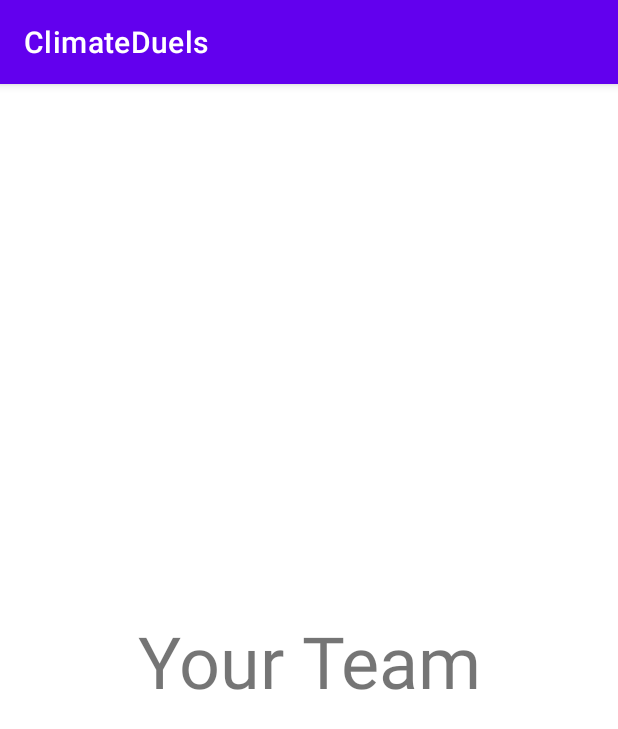
After one commit to AlexW00/climate-duels, an Android app: the PerformanceActivity screen opened directly, with no data from a screen before it, on a phone screen of 412 x 824 dp. The commit adds this screen. Shown: the top 729 px of the screen. Run offline under Robolectric (Android 15) with nearby library versions, the phone set to English and light mode, and no system bars.

Commit message:
Added: PerformanceActivity

```diff
--- a/app/build.gradle
+++ b/app/build.gradle
@@ -32,6 +32,9 @@ dependencies {
     implementation 'androidx.appcompat:appcompat:1.3.0'
     implementation 'com.google.android.material:material:1.4.0'
     implementation 'androidx.constraintlayout:constraintlayout:2.0.4'
+    implementation 'androidx.lifecycle:lifecycle-livedata-ktx:2.3.1'
+    implementation 'androidx.lifecycle:lifecycle-viewmodel-ktx:2.3.1'
+    implementation 'androidx.legacy:legacy-support-v4:1.0.0'
     testImplementation 'junit:junit:4.13.2'
     androidTestImplementation 'androidx.test.ext:junit:1.1.3'
     androidTestImplementation 'androidx.test.espresso:espresso-core:3.4.0'
--- a/app/src/main/AndroidManifest.xml
+++ b/app/src/main/AndroidManifest.xml
@@ -14,6 +14,9 @@
         android:theme="@style/Theme.ClimateDuels"
         tools:targetApi="31">
         <activity
+            android:name=".PerformanceActivity"
+            android:exported="false" />
+        <activity
             android:name=".CategoryChooserActivity"
             android:exported="false" />
         <activity
@@ -27,8 +30,7 @@
         </activity>
         <activity
             android:name=".MainActivity"
-            android:exported="false">
-        </activity>
+            android:exported="false"></activity>
     </application>
 
 </manifest>
--- /dev/null
+++ b/app/src/main/java/com/example/climateduels/PerformanceActivity.java
@@ -0,0 +1,20 @@
+package com.example.climateduels;
+
+import androidx.appcompat.app.AppCompatActivity;
+
+import android.os.Bundle;
+
+import com.example.climateduels.team.TeamFragment;
+
+public class PerformanceActivity extends AppCompatActivity {
+
+    @Override
+    protected void onCreate(Bundle savedInstanceState) {
+        super.onCreate(savedInstanceState);
+        setContentView(R.layout.activity_performance);
+        if (savedInstanceState == null) {
+            getSupportFragmentManager().beginTransaction().replace(R.id.container, TeamFragment.newInstance()).commitNow();
+            //getSupportFragmentManager().beginTransaction().replace(R.id.container, TeamFragment.newInstance()).commitNow();
+        }
+    }
+}
--- /dev/null
+++ b/app/src/main/java/com/example/climateduels/team/TeamFragment.java
@@ -0,0 +1,39 @@
+package com.example.climateduels.team;
+
+import androidx.lifecycle.ViewModelProvider;
+
+import android.os.Bundle;
+
+import androidx.annotation.NonNull;
+import androidx.annotation.Nullable;
+import androidx.fragment.app.Fragment;
+
+import android.view.LayoutInflater;
+import android.view.View;
+import android.view.ViewGroup;
+
+import com.example.climateduels.R;
+
+public class TeamFragment extends Fragment {
+
+    private TeamViewModel mViewModel;
+
+    public static TeamFragment newInstance() {
+        return new TeamFragment();
+    }
+
+    @Nullable
+    @Override
+    public View onCreateView(@NonNull LayoutInflater inflater, @Nullable ViewGroup container,
+                             @Nullable Bundle savedInstanceState) {
+        return inflater.inflate(R.layout.fragment_team, container, false);
+    }
+
+    @Override
+    public void onActivityCreated(@Nullable Bundle savedInstanceState) {
+        super.onActivityCreated(savedInstanceState);
+        mViewModel = new ViewModelProvider(this).get(TeamViewModel.class);
+        // TODO: Use the ViewModel
+    }
+
+}
--- /dev/null
+++ b/app/src/main/java/com/example/climateduels/team/TeamViewModel.java
@@ -0,0 +1,7 @@
+package com.example.climateduels.team;
+
+import androidx.lifecycle.ViewModel;
+
+public class TeamViewModel extends ViewModel {
+    // TODO: Implement the ViewModel
+}
--- /dev/null
+++ b/app/src/main/res/layout/activity_performance.xml
@@ -0,0 +1,7 @@
+<?xml version="1.0" encoding="utf-8"?>
+<FrameLayout xmlns:android="http://schemas.android.com/apk/res/android"
+    xmlns:tools="http://schemas.android.com/tools"
+    android:id="@+id/container"
+    android:layout_width="match_parent"
+    android:layout_height="match_parent"
+    tools:context=".PerformanceActivity" />
--- /dev/null
+++ b/app/src/main/res/layout/fragment_team.xml
@@ -0,0 +1,22 @@
+<?xml version="1.0" encoding="utf-8"?>
+<androidx.constraintlayout.widget.ConstraintLayout xmlns:android="http://schemas.android.com/apk/res/android"
+    xmlns:app="http://schemas.android.com/apk/res-auto"
+    xmlns:tools="http://schemas.android.com/tools"
+    android:id="@+id/team"
+    android:layout_width="match_parent"
+    android:layout_height="match_parent"
+    tools:context=".team.TeamFragment">
+
+    <TextView
+        android:id="@+id/message"
+        android:layout_width="wrap_content"
+        android:layout_height="wrap_content"
+        android:text="Your Team"
+        android:textAlignment="center"
+        android:textSize="48sp"
+        app:layout_constraintBottom_toBottomOf="parent"
+        app:layout_constraintEnd_toEndOf="parent"
+        app:layout_constraintStart_toStartOf="parent"
+        app:layout_constraintTop_toTopOf="parent" />
+
+</androidx.constraintlayout.widget.ConstraintLayout>
--- a/app/src/main/res/values/strings.xml
+++ b/app/src/main/res/values/strings.xml
@@ -11,4 +11,6 @@
 
     <integer name="start_max_team_code">5</integer>
     <integer name="start_max_name_len">20</integer>
+    <!-- TODO: Remove or change this placeholder text -->
+    <string name="hello_blank_fragment">Hello blank fragment</string>
 </resources>
```
Also changed, not shown: app/src/main/java/com/example/climateduels/CategoryChooserActivity.java (+7 -0 lines), app/src/main/java/com/example/climateduels/rank/RankFragment.java (added, +38 -0 lines), app/src/main/java/com/example/climateduels/rank/RankViewModel.java (added, +7 -0 lines), app/src/main/res/layout/fragment_rank.xml (added, +13 -0 lines).
